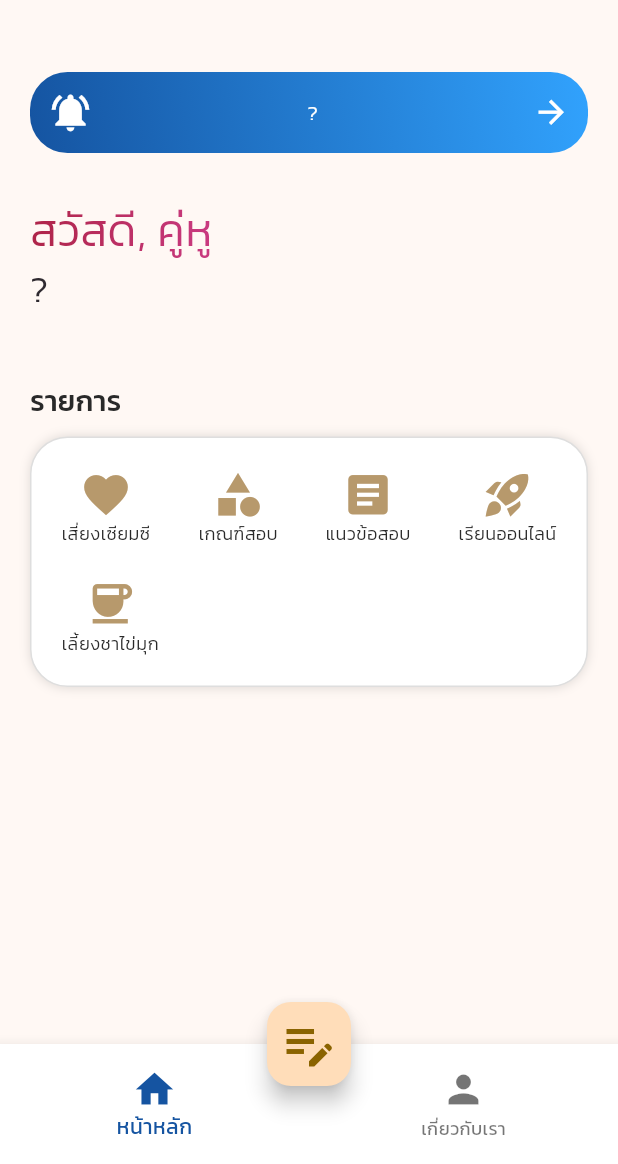
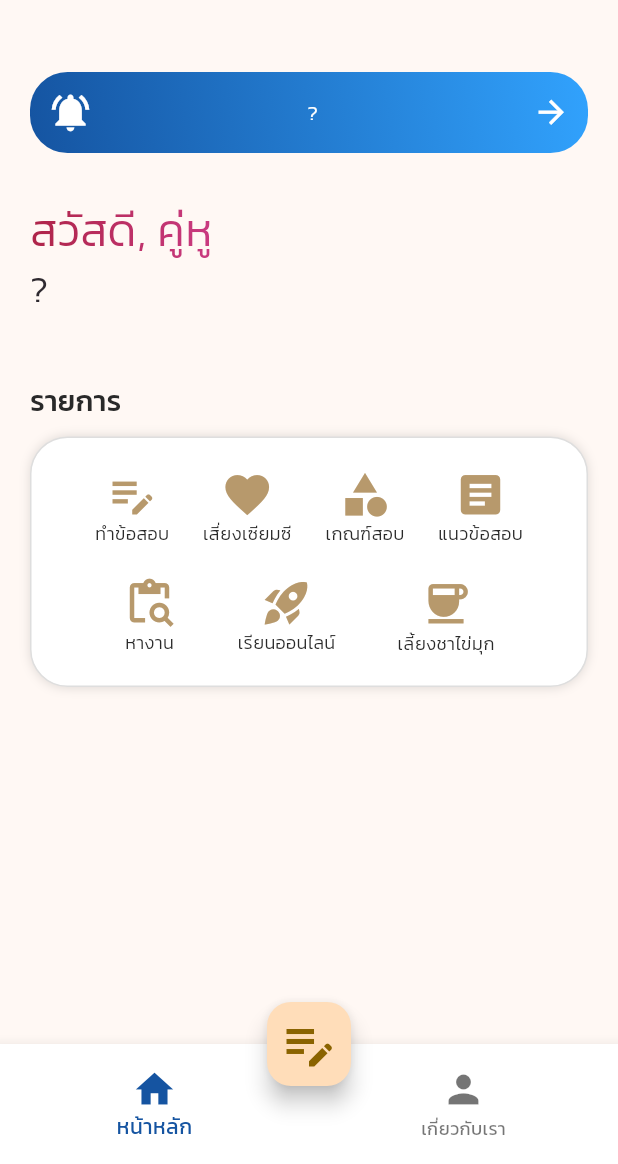
Before and after one commit to chonlatee-s/kru-flutter, a Flutter app: the screen it shows after launch, on a phone screen of 412 x 824 dp, the part 72-1236 px from its top. Run offline on Flutter 3.47's test engine with Material 3 defaults, Android fonts, the light colour scheme and no system bars; our stand-ins replace go_router, percent_indicator; network calls fail.

Commit message:
เพิ่มเมนูหางาน

```diff
--- a/lib/pages/home_page.dart
+++ b/lib/pages/home_page.dart
@@ -185,8 +185,31 @@ class HomePage extends StatelessWidget {
                           Padding(
                             padding: const EdgeInsets.only(bottom: 20),
                             child: Row(
-                              mainAxisAlignment: MainAxisAlignment.spaceBetween,
+                              mainAxisAlignment: MainAxisAlignment.spaceEvenly,
                               children: [
+                                InkWell(
+                                  onTap: () {
+                                    context.push('/testing');
+                                  },
+                                  child: const Column(
+                                    children: [
+                                      Icon(
+                                        Icons.edit_note,
+                                        color: Color.fromRGBO(183, 153, 108, 1),
+                                        size: 35,
+                                      ),
+                                      Text(
+                                        'ทำข้อสอบ',
+                                        style: TextStyle(
+                                          fontFamily: 'Kanit',
+                                          fontSize: 12,
+                                          fontWeight: FontWeight.w300,
+                                          color: Color.fromRGBO(41, 41, 41, 1),
+                                        ),
+                                      ),
+                                    ],
+                                  ),
+                                ),
                                 InkWell(
                                   onTap: () {
                                     context.push('/predict');
@@ -256,6 +279,35 @@ class HomePage extends StatelessWidget {
                                     ],
                                   ),
                                 ),
+                              ],
+                            ),
+                          ),
+                          Row(
+                            mainAxisAlignment: MainAxisAlignment.spaceEvenly,
+                            children: [
+                              InkWell(
+                                onTap: () {
+                                  context.push('/job');
+                                },
+                                child: const Column(
+                                  children: [
+                                    Icon(
+                                      Icons.content_paste_search,
+                                      color: Color.fromRGBO(183, 153, 108, 1),
+                                      size: 35,
+                                    ),
+                                    Text(
+                                      'หางาน',
+                                      style: TextStyle(
+                                        fontFamily: 'Kanit',
+                                        fontSize: 12,
+                                        fontWeight: FontWeight.w300,
+                                        color: Color.fromRGBO(41, 41, 41, 1),
+                                      ),
+                                    ),
+                                  ],
+                                ),
+                              ),
                               InkWell(
                                 onTap: () => launchUrl(
                                   Uri.parse(
@@ -280,12 +332,6 @@ class HomePage extends StatelessWidget {
                                   ],
                                 ),
                               ),
-                              ],
-                            ),
-                          ),
-                          Row(
-                            mainAxisAlignment: MainAxisAlignment.spaceBetween,
-                            children: [
                               InkWell(
                                 onTap: () {
                                   context.push('/pay');
--- a/lib/routes.dart
+++ b/lib/routes.dart
@@ -4,6 +4,7 @@ import 'package:kru/pages/about_us_page.dart';
 import 'package:kru/pages/agenda_page.dart';
 import 'package:kru/pages/guideline_page.dart';
 import 'package:kru/pages/home_page.dart';
+import 'package:kru/pages/job_page.dart';
 import 'package:kru/pages/landing_page.dart';
 import 'package:kru/pages/pay_page.dart';
 import 'package:kru/pages/predict_page.dart';
@@ -58,4 +59,10 @@ final GoRouter router = GoRouter(routes: [
       return const TestingPage();
     },
   ),
+  GoRoute(
+    path: '/job',
+    builder: (BuildContext context, GoRouterState state) {
+      return const JobPage();
+    },
+  ),
 ]);
```
Also changed, not shown: lib/pages/guideline_page.dart (+66 -66 lines), lib/pages/job_page.dart (added, +70 -0 lines), lib/store/app_store.dart (+17 -1 lines). Lines whose indentation alone changed are shown as unchanged.
